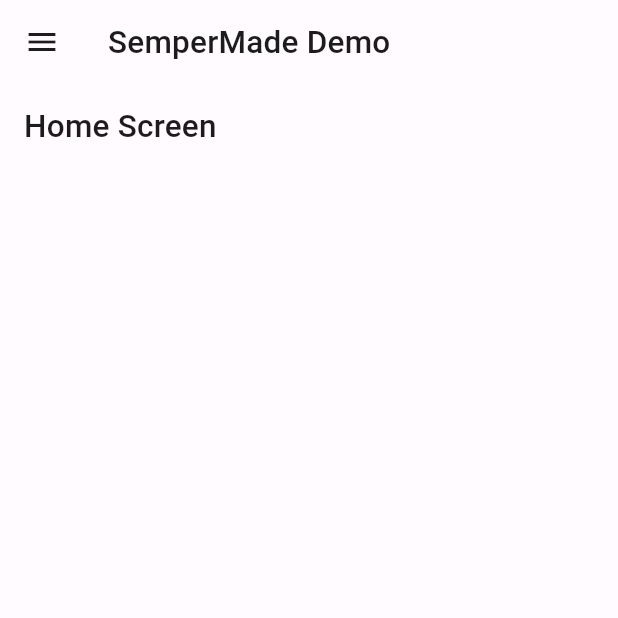
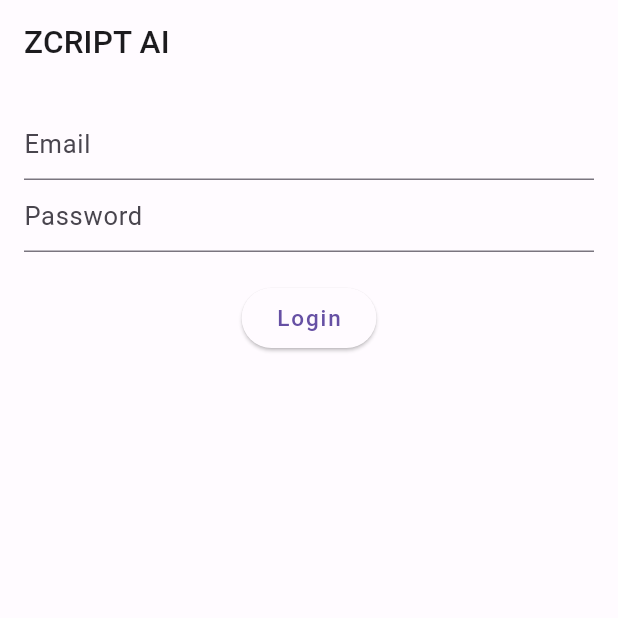
Before and after one commit to tfreebern2/va-ai-tech-challenge, a Flutter app: the screen it shows after launch, on a phone screen of 412 x 824 dp, the top half of it. Run offline on Flutter 3.47's test engine with Material 3 defaults, Android fonts, the phone set to English and light mode, and no system bars; our stand-ins replace audioplayers, email_validator, equatable, firebase_auth, firebase_core, flutter_bloc and 5 more; missing offline and left inert: dart:html, file_selector, record; accounts and stored records are empty.

Commit message:
Add Firebase Auth, Login, Splash, Signout, Update Routes

```diff
--- a/lib/components/menu_scaffold.dart
+++ b/lib/components/menu_scaffold.dart
@@ -37,13 +37,11 @@
                     if (route == currentRoute) {
                       // Do nothing
                       return;
-                    } else if (route == AppRoutes.home) {
-                      context.go('/');
                     } else {
-                      context.go('/$route');
+                      context.go(route);
                     }
                   },
-                  child: Text(route),
+                  child: Text(route.substring(1)),
                 ),
               )
               .toList(),
--- /dev/null
+++ b/lib/config/locator.dart
@@ -0,0 +1,10 @@
+import 'package:firebase_auth/firebase_auth.dart';
+import 'package:get_it/get_it.dart';
+import 'package:semperMade/services/snackbar_service.dart';
+
+final locator = GetIt.instance;
+final firebaseAuth = FirebaseAuth.instance;
+
+void setupLocator() {
+  locator.registerLazySingleton(SnackBarService.new);
+}
--- a/lib/config/router.dart
+++ b/lib/config/router.dart
@@ -1,31 +1,60 @@
 // Routes
+import 'package:firebase_auth/firebase_auth.dart';
 import 'package:flutter/material.dart';
 import 'package:go_router/go_router.dart';
 import 'package:semperMade/components/menu_scaffold.dart';
+import 'package:semperMade/components/splash_screen.dart';
 import 'package:semperMade/home/ui/home.dart';
+import 'package:semperMade/login/login_screen.dart';
 import 'package:semperMade/record/ui/record_screen.dart';
 import 'package:semperMade/upload/ui/upload_screen.dart';
 
 class AppRoutes {
-  static const home = 'home';
-  static const record = 'record';
-  static const upload = 'upload';
+  static const index = '/';
+  static const login = '/login';
+  static const home = '/home';
+  static const record = '/record';
+  static const upload = '/upload';
 
   static const List<String> routes = [home, record, upload];
 }
 
 final router = GoRouter(
-  initialLocation: '/',
+  initialLocation: AppRoutes.index,
+  // auth protected routes
+  redirect: (BuildContext context, GoRouterState state) async {
+    if (state.path != AppRoutes.login) {
+      // check Firebase user session
+      final user = FirebaseAuth.instance.currentUser;
+      if (user == null) {
+        return AppRoutes.login;
+      }
+      return null;
+    }
+    return null;
+  },
   routes: <RouteBase>[
     GoRoute(
-      path: '/',
+      path: AppRoutes.index,
+      builder: (BuildContext context, GoRouterState state) {
+        return const SplashScreen();
+      },
+    ),
+    GoRoute(
+      path: AppRoutes.login,
+      builder: (BuildContext context, GoRouterState state) {
+        return const LoginScreen();
+      },
+    ),
+    GoRoute(
+      path: AppRoutes.home,
       builder: (BuildContext context, GoRouterState state) {
         return const MenuScaffold(
           routeNames: AppRoutes.routes,
           child: HomeScreen(),
         );
       },
-      routes: [
+    ),
     GoRoute(
       path: AppRoutes.record,
       builder: (BuildContext context, GoRouterState state) {
@@ -45,6 +74,4 @@
       },
     ),
   ],
-    ),
-  ],
 );
--- /dev/null
+++ b/lib/login/login_screen.dart
@@ -0,0 +1,179 @@
+import 'dart:async';
+
+import 'package:email_validator/email_validator.dart';
+import 'package:firebase_auth/firebase_auth.dart';
+import 'package:flutter/material.dart';
+import 'package:gap/gap.dart';
+import 'package:go_router/go_router.dart';
+import 'package:responsive_framework/responsive_breakpoints.dart';
+import 'package:semperMade/config/locator.dart';
+import 'package:semperMade/config/router.dart';
+import 'package:semperMade/services/snackbar_service.dart';
+
+class LoginScreen extends StatefulWidget {
+  const LoginScreen({super.key});
+
+  @override
+  State<LoginScreen> createState() => _LoginScreenState();
+}
+
+class _LoginScreenState extends State<LoginScreen> {
+  final _formKey = GlobalKey<FormState>();
+  final _snackBarService = locator<SnackBarService>();
+  final _emailController = TextEditingController();
+  final _passwordController = TextEditingController();
+
+  late final StreamSubscription<User?> _authSubscription;
+
+  var _isLoading = false;
+  var _passwordHidden = true;
+
+  @override
+  void initState() {
+    super.initState();
+    var haveNavigated = false;
+    _authSubscription =
+        FirebaseAuth.instance.authStateChanges().listen((User? user) {
+      if (user == null && !haveNavigated) {
+        context.go(AppRoutes.login);
+      } else {
+        haveNavigated = true;
+        context.go(AppRoutes.home);
+      }
+    });
+  }
+
+  @override
+  void dispose() {
+    _emailController.dispose();
+    _passwordController.dispose();
+    _authSubscription.cancel();
+    super.dispose();
+  }
+
+  Future<void> _signIn() async {
+    if (_formKey.currentState!.validate()) {
+      setState(() {
+        _isLoading = true;
+      });
+      try {
+        await firebaseAuth.signInWithEmailAndPassword(
+          email: _emailController.text,
+          password: _passwordController.text,
+        );
+      } on FirebaseAuthException catch (error) {
+        _snackBarService.showErrorSnackBar(
+          error.message ?? 'Error occurred during sign in',
+          stackTrace: StackTrace.current,
+        );
+        setState(() => _isLoading = false);
+      } catch (_) {
+        _snackBarService.showErrorSnackBar(
+          'Error occurred during sign in',
+          stackTrace: StackTrace.current,
+        );
+        setState(() => _isLoading = false);
+      }
+    }
+  }
+
+  @override
+  Widget build(BuildContext context) {
+    if (ResponsiveBreakpoints.of(context).largerThan(MOBILE)) {
+      return Scaffold(
+        appBar: AppBar(title: const Text('ZCRIPT AI')),
+        body: SafeArea(
+          child: Form(
+            key: _formKey,
+            child: Center(
+              child: Column(
+                children: [
+                  const Gap(100),
+                  ConstrainedBox(
+                    constraints: const BoxConstraints(maxWidth: 400),
+                    child: TextFormField(
+                      controller: _emailController,
+                      keyboardType: TextInputType.emailAddress,
+                      decoration: const InputDecoration(
+                        hintText: 'Email',
+                      ),
+                      validator: (val) {
+                        if (val == null || val.isEmpty) {
+                          return 'Please enter your email';
+                        }
+                        if (!EmailValidator.validate(val)) {
+                          return 'Please enter a valid email';
+                        }
+                        return null;
+                      },
+                    ),
+                  ),
+                  const Gap(10),
+                  ConstrainedBox(
+                    constraints: const BoxConstraints(maxWidth: 400),
+                    child: TextFormField(
+                      controller: _passwordController,
+                      obscureText: _passwordHidden,
+                      decoration: InputDecoration(
+                        hintText: 'Password',
+                        suffixIcon: IconButton(
+                          onPressed: () {
+                            setState(() {
+                              _passwordHidden = !_passwordHidden;
+                            });
+                          },
+                          icon: const Icon(Icons.remove_red_eye),
+                        ),
+                      ),
+                      validator: (val) {
+                        if (val == null || val.isEmpty) {
+                          return 'Please enter your password';
+                        }
+                        return null;
+                      },
+                    ),
+                  ),
+                  const Gap(20),
+                  ElevatedButton(
+                    onPressed: _isLoading ? null : _signIn,
+                    child: const Text('Login'),
+                  ),
+                ],
+              ),
+            ),
+          ),
+        ),
+      );
+    } else {
+      return Scaffold(
+        appBar: AppBar(title: const Text('ZCRIPT AI')),
+        body: Center(
+          child: Padding(
+            padding: const EdgeInsets.all(16),
+            child: Column(
+              children: [
+                TextFormField(
+                  decoration: const InputDecoration(
+                    hintText: 'Email',
+                  ),
+                ),
+                TextFormField(
+                  decoration: const InputDecoration(
+                    hintText: 'Password',
+                  ),
+                ),
+                const Gap(20),
+                ElevatedButton(
+                  onPressed: () {
+                    Navigator.pushNamed(context, '/home');
+                  },
+                  child: const Text('Login'),
+                ),
+              ],
+            ),
+          ),
+        ),
+      );
+    }
+  }
+}
--- a/pubspec.yaml
+++ b/pubspec.yaml
@@ -8,12 +8,16 @@
 dependencies:
   audioplayers: ^5.2.1
   cupertino_icons: ^1.0.2
+  email_validator: ^2.1.17
   equatable: ^2.0.5
   file_selector: ^1.0.2
+  firebase_auth: ^4.16.0
+  firebase_core: ^2.24.2
   flutter:
     sdk: flutter
   flutter_bloc: ^8.1.3
   gap: ^3.0.1
+  get_it: ^7.6.7
   go_router: ^13.0.1
   google_fonts: ^6.1.0
   http: ^1.2.0
```
Also changed, not shown: lib/components/splash_screen.dart (added, +46 -0 lines), lib/config/environment_variables.dart (added, +25 -0 lines), lib/home/ui/home_screen.dart (+19 -3 lines), lib/main.dart (+23 -1 lines), lib/services/snackbar_service.dart (added, +26 -0 lines), 4 other files. Lines whose indentation alone changed are shown as unchanged.
